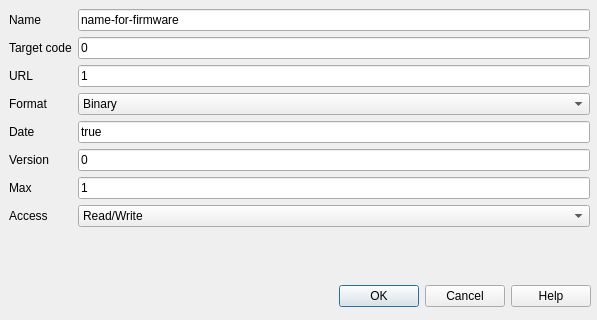
grodansparadis/vscp-works-qt, file src/cdlgmdffilefirmware.ui: the form before one commit.
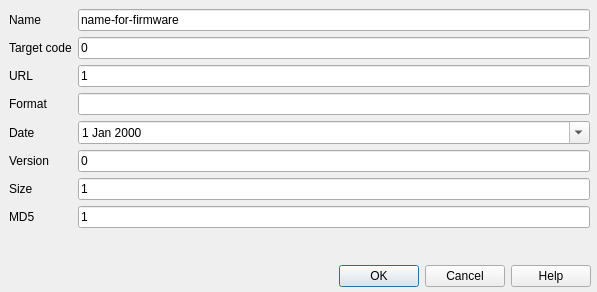
The form after the commit.

```diff
--- a/src/cdlgmdffilefirmware.ui
+++ b/src/cdlgmdffilefirmware.ui
@@ -7,18 +7,18 @@
     <x>0</x>
     <y>0</y>
     <width>597</width>
-    <height>320</height>
+    <height>292</height>
    </rect>
   </property>
   <property name="windowTitle">
-   <string>Dialog</string>
+   <string>MDF Firmware</string>
   </property>
-  <widget class="QDialogButtonBox" name="buttonBox_2">
+  <widget class="QDialogButtonBox" name="buttonBox">
    <property name="geometry">
     <rect>
-     <x>0</x>
-     <y>280</y>
-     <width>591</width>
+     <x>10</x>
+     <y>260</y>
+     <width>581</width>
      <height>32</height>
     </rect>
    </property>
@@ -38,143 +38,115 @@
      <x>9</x>
      <y>9</y>
      <width>581</width>
-     <height>267</height>
+     <height>251</height>
     </rect>
    </property>
    <layout class="QFormLayout" name="formLayout">
-    <item row="1" column="0">
+    <item row="0" column="0">
      <widget class="QLabel" name="label_2">
       <property name="text">
        <string>Name</string>
       </property>
      </widget>
     </item>
-    <item row="1" column="1">
-     <widget class="QLineEdit" name="lineEdit">
+    <item row="0" column="1">
+     <widget class="QLineEdit" name="editName">
       <property name="text">
        <string>name-for-firmware</string>
       </property>
      </widget>
     </item>
-    <item row="2" column="0">
+    <item row="1" column="0">
      <widget class="QLabel" name="label_3">
       <property name="text">
        <string>Target code</string>
       </property>
      </widget>
     </item>
-    <item row="2" column="1">
-     <widget class="QLineEdit" name="lineEdit_2">
+    <item row="1" column="1">
+     <widget class="QLineEdit" name="editTargetCode">
       <property name="text">
        <string>0</string>
       </property>
      </widget>
     </item>
-    <item row="3" column="0">
+    <item row="2" column="0">
      <widget class="QLabel" name="label_4">
       <property name="text">
        <string>URL</string>
       </property>
      </widget>
     </item>
+    <item row="2" column="1">
+     <widget class="QLineEdit" name="editUrl">
+      <property name="text">
+       <string>1</string>
+      </property>
+     </widget>
+    </item>
+    <item row="3" column="0">
+     <widget class="QLabel" name="label">
+      <property name="text">
+       <string>Format</string>
+      </property>
+     </widget>
+    </item>
     <item row="3" column="1">
-     <widget class="QLineEdit" name="lineEdit_3">
-      <property name="text">
-       <string>1</string>
-      </property>
-     </widget>
+     <widget class="QLineEdit" name="editFormat"/>
     </item>
-    <item row="5" column="0">
+    <item row="4" column="0">
      <widget class="QLabel" name="label_5">
       <property name="text">
        <string>Date</string>
       </property>
      </widget>
     </item>
-    <item row="5" column="1">
-     <widget class="QLineEdit" name="lineEdit_4">
-      <property name="text">
-       <string>true</string>
+    <item row="4" column="1">
+     <widget class="QDateEdit" name="date">
+      <property name="calendarPopup">
+       <bool>true</bool>
       </property>
      </widget>
     </item>
-    <item row="6" column="0">
+    <item row="5" column="0">
      <widget class="QLabel" name="label_7">
       <property name="text">
        <string>Version</string>
       </property>
      </widget>
     </item>
+    <item row="5" column="1">
+     <widget class="QLineEdit" name="editVersion">
+      <property name="text">
+       <string>0</string>
+      </property>
+     </widget>
+    </item>
+    <item row="6" column="0">
+     <widget class="QLabel" name="label_6">
+      <property name="text">
+       <string>Size</string>
+      </property>
+     </widget>
+    </item>
     <item row="6" column="1">
-     <widget class="QLineEdit" name="lineEdit_6">
+     <widget class="QLineEdit" name="editSize">
       <property name="text">
-       <string>0</string>
+       <string>1</string>
       </property>
      </widget>
     </item>
     <item row="7" column="0">
-     <widget class="QLabel" name="label_6">
-      <property name="text">
-       <string>Max</string>
-      </property>
-     </widget>
-    </item>
-    <item row="7" column="1">
-     <widget class="QLineEdit" name="lineEdit_5">
-      <property name="text">
-       <string>1</string>
-      </property>
-     </widget>
-    </item>
-    <item row="8" column="1">
-     <widget class="QComboBox" name="comboBox_2">
-      <item>
-       <property name="text">
-        <string>Read/Write</string>
-       </property>
-      </item>
-      <item>
-       <property name="text">
-        <string>Read Only</string>
-       </property>
-      </item>
-      <item>
-       <property name="text">
-        <string>Write Only</string>
-       </property>
-      </item>
-     </widget>
-    </item>
-    <item row="8" column="0">
      <widget class="QLabel" name="label_8">
       <property name="text">
-       <string>Access</string>
+       <string>MD5</string>
       </property>
      </widget>
     </item>
-    <item row="4" column="1">
-     <widget class="QComboBox" name="comboBox">
-      <item>
-       <property name="text">
-        <string>Binary</string>
-       </property>
-      </item>
-      <item>
-       <property name="text">
-        <string>Inte Hex 8</string>
-       </property>
-      </item>
-      <item>
-       <property name="text">
-        <string>INtel Hex 16</string>
-       </property>
-      </item>
-     </widget>
-    </item>
-    <item row="4" column="0">
-     <widget class="QLabel" name="label">
+    <item row="7" column="1">
+     <widget class="QLineEdit" name="editMd5">
       <property name="text">
-       <string>Format</string>
+       <string>1</string>
       </property>
      </widget>
     </item>
```
Left out of the diff: 35 changed lines with no effect on the pictures.
